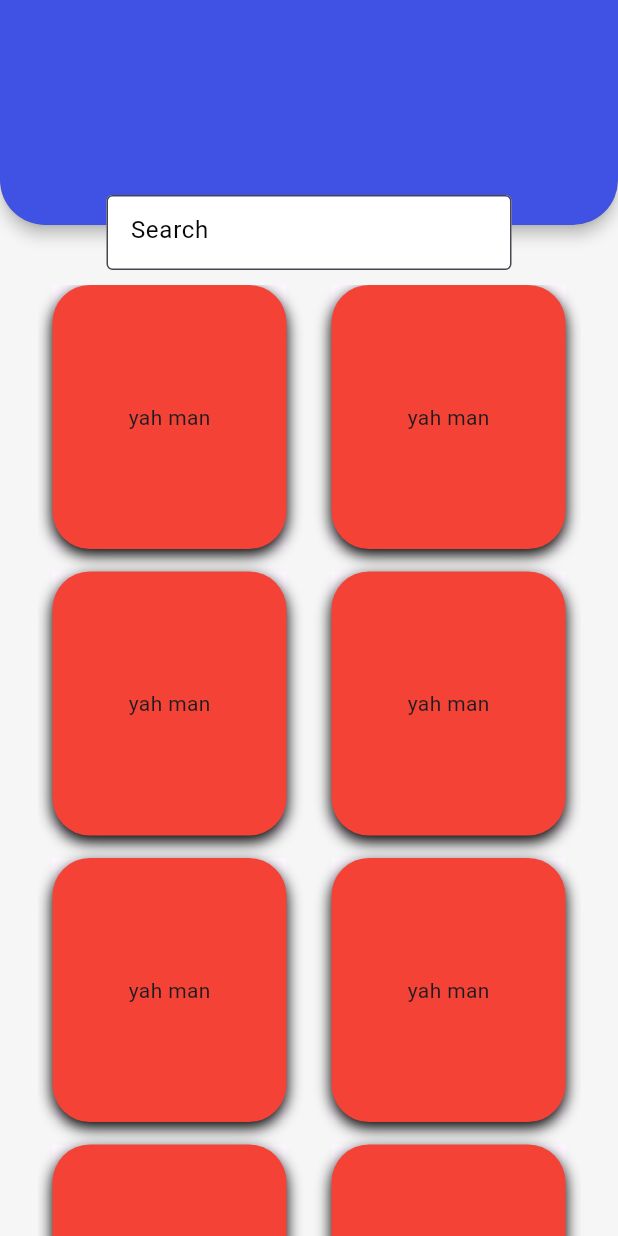
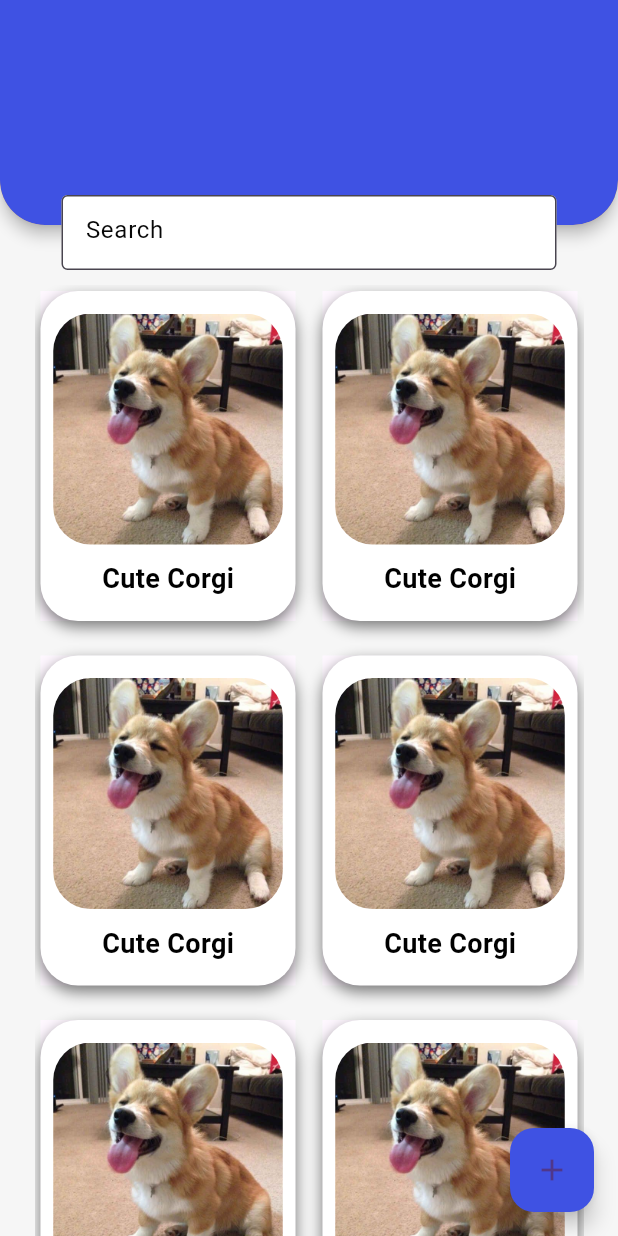
Before and after one commit to lancifer05/mobile-point-of-sale, a Flutter app: the Home screen opened by its route, on a phone screen of 412 x 824 dp. Run offline on Flutter 3.47's test engine with Material 3 defaults, Android fonts, the light colour scheme and no system bars; our stand-ins replace go_router.

Commit message:
Responsiveness fix

```diff
--- a/lib/main.dart
+++ b/lib/main.dart
@@ -2,6 +2,7 @@ import 'package:flutter/material.dart';
 import 'package:go_router/go_router.dart';
 import 'package:p3_app_dev/pages/home.dart';
 import 'package:p3_app_dev/pages/logIn.dart';
+import 'package:p3_app_dev/pages/sample.dart';
 
 void main() => runApp(const MyApp());
 
@@ -20,7 +21,14 @@ final GoRouter _router = GoRouter(
             return const Home();
           },
         ),
+        GoRoute(
+          path: 'sample',
+          builder: (BuildContext context, GoRouterState state) {
+            return const Sample();
+          },
+        ),
       ],
+
     ),
   ],
 );
--- a/lib/pages/components/card.dart
+++ b/lib/pages/components/card.dart
@@ -3,8 +3,16 @@ import 'package:flutter/material.dart';
 class Cards extends StatefulWidget {
   final double height;
   final double width;
+  final String imagePath; // Parameter for the image asset path
+  final bool imageAsBackground; // New attribute to set image as background
 
-  const Cards({super.key, required this.height, required this.width});
+  const Cards({
+    super.key,
+    required this.height,
+    required this.width,
+    required this.imagePath, // Add imagePath to constructor
+    this.imageAsBackground = false, // Default is false
+  });
 
   @override
   State<Cards> createState() => _CardsState();
@@ -15,24 +23,41 @@ class _CardsState extends State<Cards> {
   Widget build(BuildContext context) {
     return Material(
       child: Container(
-        height: widget.height, // Access height from widget
-        width: widget.width,   // Access width from widget
+        height: widget.height,
+        width: widget.width,
         decoration: BoxDecoration(
-          color: Colors.red,
-          borderRadius: BorderRadius.circular(25.0), // Corner radius
+          color: Colors.white,
+          borderRadius: BorderRadius.circular(25.0),
           boxShadow: [
             BoxShadow(
-              color: Colors.black.withOpacity(1.0),
-              offset: Offset(0, 4),
+              color: Colors.black.withOpacity(0.5),
+              offset: const Offset(0, 4),
               blurRadius: 8.0,
             ),
           ],
         ),
-        child: const Column(
+        child: Column(
           mainAxisAlignment: MainAxisAlignment.center,
-          crossAxisAlignment: CrossAxisAlignment.center,
-          children: <Widget>[
-            Text("yah man"),
+          children: [
+            if (!widget.imageAsBackground) // Conditional logic to show image
+              ClipRRect(
+                borderRadius: BorderRadius.circular(25.0),
+                child: Image.asset(
+                  widget.imagePath,
+                  height: widget.height * 0.7, // Adjust the height of the image
+                  width: widget.width * 0.9, // Adjust the width of the image
+                  fit: BoxFit.cover, // Cover the specified area with the image
+                ),
+              ),
+            const SizedBox(height: 10), // Spacing between image and text
+            const Text(
+              "Cute Corgi",
+              style: TextStyle(
+                color: Colors.black,
+                fontSize: 18,
+                fontWeight: FontWeight.bold,
+              ),
+            ),
           ],
         ),
       ),
--- a/lib/pages/home.dart
+++ b/lib/pages/home.dart
@@ -1,5 +1,4 @@
 import 'package:flutter/material.dart';
-
 import 'components/card.dart';
 
 class Home extends StatefulWidget {
@@ -12,7 +11,6 @@ class Home extends StatefulWidget {
 class _HomeState extends State<Home> {
   @override
   Widget build(BuildContext context) {
-    // Get the screen width to determine the Flex direction
     double screenWidth = MediaQuery.of(context).size.width;
 
     return Scaffold(
@@ -36,16 +34,13 @@ class _HomeState extends State<Home> {
               // Content below the card background
               Column(
                 children: [
-                  // Responsive Flex layout
                   Expanded(
                     child: LayoutBuilder(
                       builder: (context, constraints) {
                         final isVerticalLayout = constraints.maxWidth < 600;
 
                         return Flex(
-                          direction: isVerticalLayout
-                              ? Axis.vertical
-                              : Axis.horizontal,
+                          direction: isVerticalLayout ? Axis.vertical : Axis.horizontal,
                           children: [
                             Container(
                               height: 120,
@@ -55,8 +50,8 @@ class _HomeState extends State<Home> {
                               child: Column(
                                 children: [
                                   Container(
-                                    padding: const EdgeInsets.all(10),
-                                    width: isVerticalLayout ? 290 : 400,
+                                    padding: EdgeInsets.all(10),
+                                    width: isVerticalLayout ? 350 : 400,
                                     height: 70,
                                     child: TextFormField(
                                       decoration: const InputDecoration(
@@ -75,40 +70,33 @@ class _HomeState extends State<Home> {
                                       ),
                                     ),
                                   ),
-                                  SizedBox(height: screenWidth < 600 ? 0 : 35),
-
-                                  // Scrollable content
+                                  // Conditional spacing
+                                  if (!isVerticalLayout)
+                                  const SizedBox(height: 35),
                                   Expanded(
-                                    child: Padding(
-                                      padding: EdgeInsets.symmetric(
-                                          horizontal: screenWidth < 600
-                                              ? 25
-                                              : 0), // Adjust the value as needed
-                                      child: GridView.builder(
-                                        gridDelegate:
-                                            SliverGridDelegateWithFixedCrossAxisCount(
-                                          crossAxisCount:
-                                              screenWidth > 600 ? 6 : 2,
-                                          crossAxisSpacing: 10.0,
-                                          mainAxisSpacing: 15.0,
+                                    child: Container(
+                                      padding: EdgeInsetsDirectional.symmetric(
+                                        horizontal: screenWidth < 600 ? 0 : 12),
+                                      alignment: Alignment.center,
+                                      width: screenWidth,
+                                      child: SingleChildScrollView(
+                                        child: Wrap(
+                                          spacing: 10.0,
+                                          runSpacing: 15.0,
+                                          children: List.generate(100, (index) {
+                                            return Container(
+                                              padding: EdgeInsets.all(4),
+                                              child: Cards(
+                                                height: screenWidth < 600 ? 220 : 250,
+                                                width: screenWidth < 600 ? 170 : 200,
+                                                imagePath: 'assets/crogi.jpg',
+                                              ),
+                                            );
+                                          }),
                                         ),
-                                        itemCount: 20,
-                                        itemBuilder: (context, index) {
-                                          return Container(
-                                            child: const Padding(
-                                              padding:
-                                                  EdgeInsets.symmetric(
-                                                      horizontal: 10),
-                                              child: Cards(
-                                                  height: 11120, width: 11120),
-                                            ),
-                                          );
-                                        },
                                       ),
                                     ),
-                                  )
-
-                                  // Scrollable content end
+                                  ),
                                 ],
                               ),
                             ),
@@ -122,6 +110,13 @@ class _HomeState extends State<Home> {
             ],
           ),
         ),
+      ),
+      floatingActionButton: FloatingActionButton(
+        onPressed: () {
+          // Define the action when the button is pressed
+        },
+        child: Icon(Icons.add),
+        backgroundColor: Color(0xFF3F52E3),
       ),
     );
   }
```
Also changed, not shown: assets/crogi.jpg (added).
